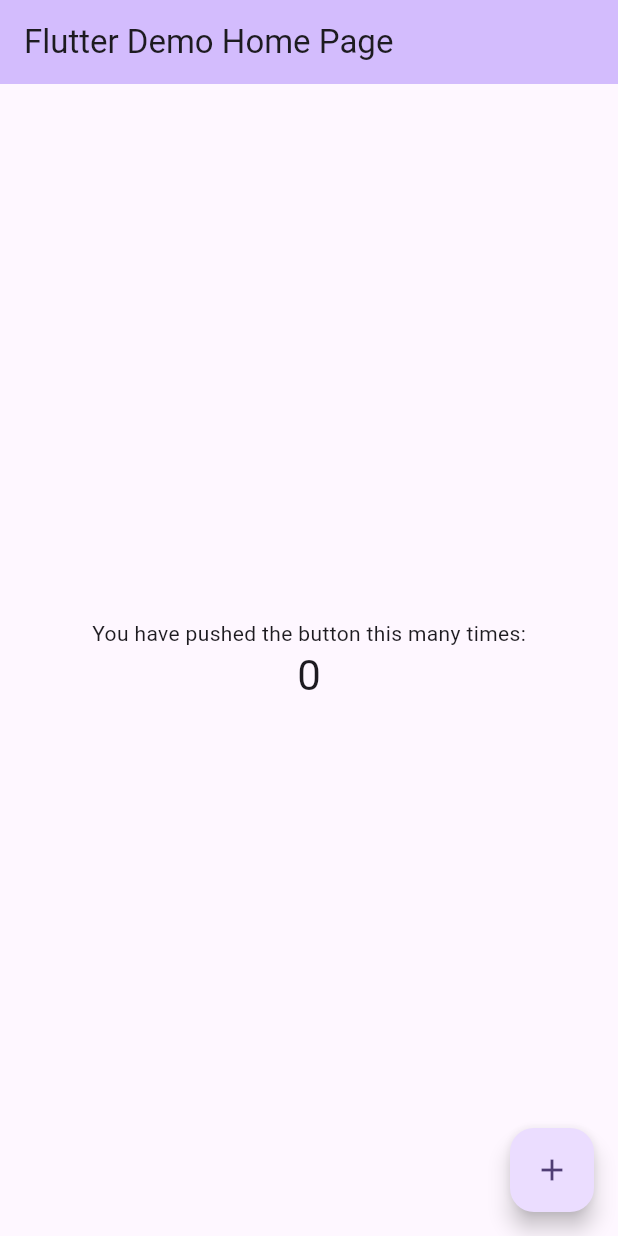
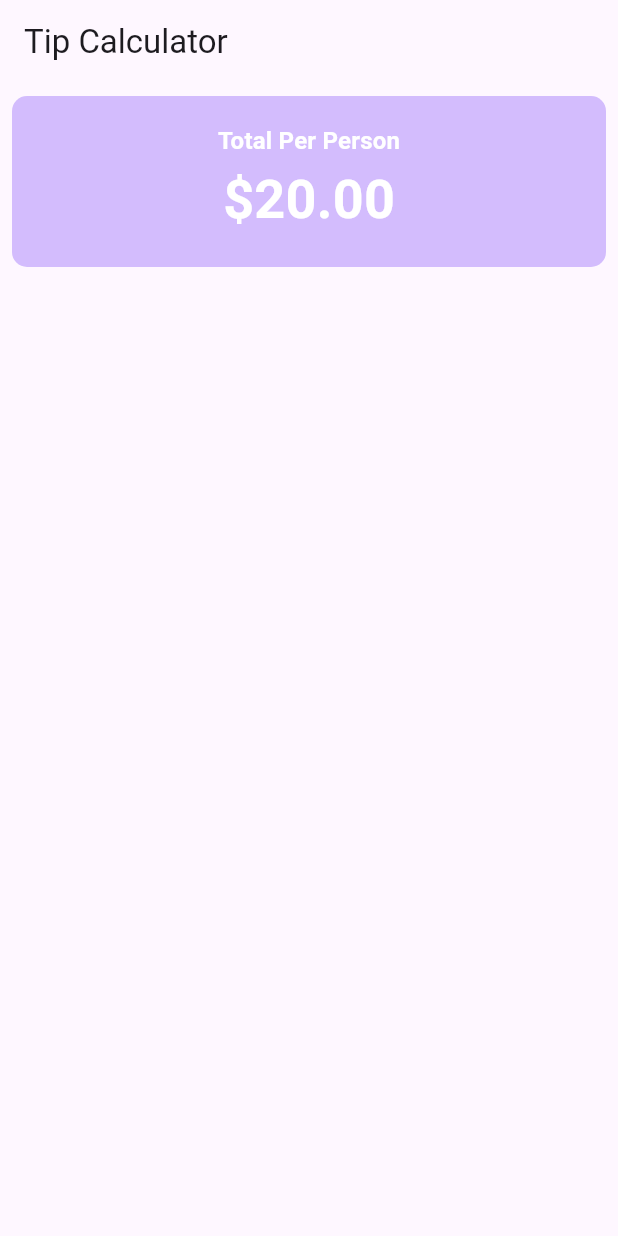
Before and after one commit to RPiyush/TipCalculator, a Flutter app: the screen it shows after launch, on a phone screen of 412 x 824 dp. Run offline on Flutter 3.47's test engine with Material 3 defaults, Android fonts, the phone set to English and light mode, and no system bars.

Commit message:
Added Theme Style Container

```diff
--- a/lib/main.dart
+++ b/lib/main.dart
@@ -11,7 +11,7 @@ class MyApp extends StatelessWidget {
   @override
   Widget build(BuildContext context) {
     return MaterialApp(
-      title: 'Flutter Demo',
+      title: 'Tip Calculator',
       theme: ThemeData(
         // This is the theme of your application.
         //
@@ -31,95 +31,57 @@ class MyApp extends StatelessWidget {
         colorScheme: ColorScheme.fromSeed(seedColor: Colors.deepPurple),
         useMaterial3: true,
       ),
-      home: const MyHomePage(title: 'Flutter Demo Home Page'),
+      home: const TipC(),
     );
   }
 }
 
-class MyHomePage extends StatefulWidget {
-  const MyHomePage({super.key, required this.title});
-
-  // This widget is the home page of your application. It is stateful, meaning
-  // that it has a State object (defined below) that contains fields that affect
-  // how it looks.
-
-  // This class is the configuration for the state. It holds the values (in this
-  // case the title) provided by the parent (in this case the App widget) and
-  // used by the build method of the State. Fields in a Widget subclass are
-  // always marked "final".
-
-  final String title;
+class TipC extends StatefulWidget {
+  const TipC({super.key});
 
   @override
-  State<MyHomePage> createState() => _MyHomePageState();
+  State<TipC> createState() => _TipCState();
 }
 
-class _MyHomePageState extends State<MyHomePage> {
-  int _counter = 0;
-
-  void _incrementCounter() {
-    setState(() {
-      // This call to setState tells the Flutter framework that something has
-      // changed in this State, which causes it to rerun the build method below
-      // so that the display can reflect the updated values. If we changed
-      // _counter without calling setState(), then the build method would not be
-      // called again, and so nothing would appear to happen.
-      _counter++;
-    });
-  }
-
+class _TipCState extends State<TipC> {
   @override
   Widget build(BuildContext context) {
-    // This method is rerun every time setState is called, for instance as done
-    // by the _incrementCounter method above.
-    //
-    // The Flutter framework has been optimized to make rerunning build methods
-    // fast, so that you can just rebuild anything that needs updating rather
-    // than having to individually change instances of widgets.
+    // ThemeData Object
+    var theme = Theme.of(context);
+    // Theme Style Object
+    final style = theme.textTheme.titleMedium?.copyWith(
+        color: theme.colorScheme.onPrimary, fontWeight: FontWeight.bold);
+
     return Scaffold(
       appBar: AppBar(
-        // TRY THIS: Try changing the color here to a specific color (to
-        // Colors.amber, perhaps?) and trigger a hot reload to see the AppBar
-        // change color while the other colors stay the same.
-        backgroundColor: Theme.of(context).colorScheme.inversePrimary,
-        // Here we take the value from the MyHomePage object that was created by
-        // the App.build method, and use it to set our appbar title.
-        title: Text(widget.title),
+        title: const Text("Tip Calculator"),
       ),
-      body: Center(
-        // Center is a layout widget. It takes a single child and positions it
-        // in the middle of the parent.
-        child: Column(
-          // Column is also a layout widget. It takes a list of children and
-          // arranges them vertically. By default, it sizes itself to fit its
-          // children horizontally, and tries to be as tall as its parent.
-          //
-          // Column has various properties to control how it sizes itself and
-          // how it positions its children. Here we use mainAxisAlignment to
-          // center the children vertically; the main axis here is the vertical
-          // axis because Columns are vertical (the cross axis would be
-          // horizontal).
-          //
-          // TRY THIS: Invoke "debug painting" (choose the "Toggle Debug Paint"
-          // action in the IDE, or press "p" in the console), to see the
-          // wireframe for each widget.
-          mainAxisAlignment: MainAxisAlignment.center,
-          children: <Widget>[
-            const Text(
-              'You have pushed the button this many times:',
+      body: Column(
+        // mainAxisAlignment: MainAxisAlignment.center,
+        crossAxisAlignment: CrossAxisAlignment.stretch,
+        children: [
+          Padding(
+            padding: const EdgeInsets.all(8),
+            child: Container(
+              padding: EdgeInsets.all(18),
+              decoration: BoxDecoration(
+                  color: theme.colorScheme.inversePrimary,
+                  borderRadius: BorderRadius.circular(10)),
+              child: Column(
+                children: [
+                  Text("Total Per Person", style: style),
+                  Text(
+                    "\$20.00",
+                    style: style?.copyWith(
+                        color: theme.colorScheme.onPrimary,
+                        fontSize: theme.textTheme.displaySmall?.fontSize),
+                  ),
+                ],
+              ),
             ),
-            Text(
-              '$_counter',
-              style: Theme.of(context).textTheme.headlineMedium,
-            ),
-          ],
-        ),
+          )
+        ],
       ),
-      floatingActionButton: FloatingActionButton(
-        onPressed: _incrementCounter,
-        tooltip: 'Increment',
-        child: const Icon(Icons.add),
-      ), // This trailing comma makes auto-formatting nicer for build methods.
     );
   }
 }
```
